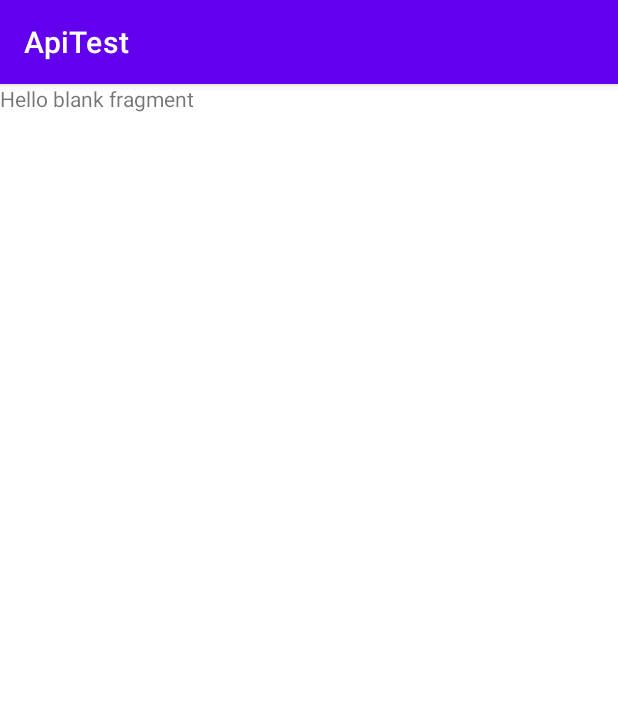
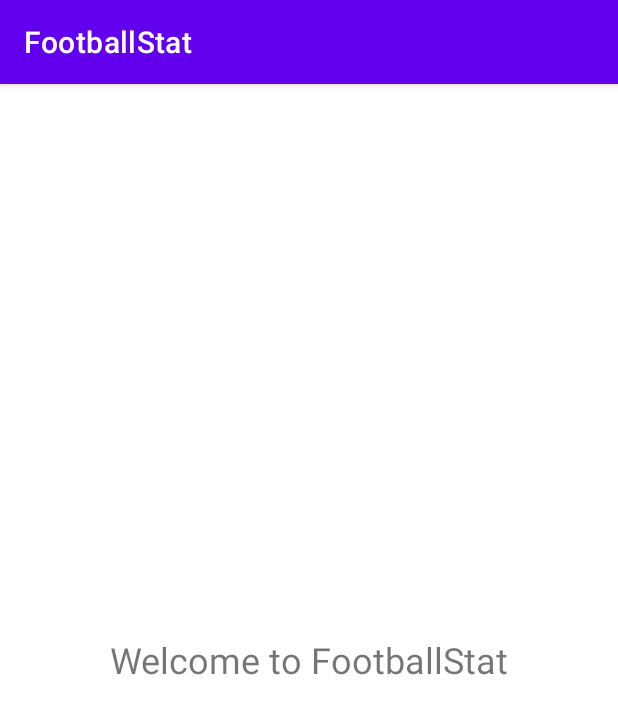
Before and after one commit to Mikhail-Bogdanov/FootballApiTest, an Android app: the fragment SplashFragment shown on its own in the app's theme, on a phone screen of 412 x 824 dp. Shown: the top 714 px of the screen. Run offline under Robolectric (Android 15) with nearby library versions, the phone set to English and light mode, and no system bars; our stand-ins replace Dagger/Hilt's generated code; 1 statement that could not run was skipped.

Commit message:
micro changes

```diff
--- a/app/src/main/res/layout/fragment_splash.xml
+++ b/app/src/main/res/layout/fragment_splash.xml
@@ -5,10 +5,13 @@
     android:layout_height="match_parent"
     tools:context=".presentation.SplashFragment">
 
-    <!-- TODO: Update blank fragment layout -->
     <TextView
-        android:layout_width="match_parent"
-        android:layout_height="match_parent"
-        android:text="@string/hello_blank_fragment" />
+        android:layout_width="wrap_content"
+        android:layout_height="wrap_content"
+        android:layout_gravity="center"
+        android:textSize="24sp"
+        android:text="Welcome to FootballStat"/>
+
+    <!--TODO ANIMATE-->
 
 </FrameLayout>
--- a/app/src/main/res/values/strings.xml
+++ b/app/src/main/res/values/strings.xml
@@ -1,5 +1,3 @@
 <resources>
-    <string name="app_name">ApiTest</string>
-    <!-- TODO: Remove or change this placeholder text -->
-    <string name="hello_blank_fragment">Hello blank fragment</string>
+    <string name="app_name">FootballStat</string>
 </resources>
```
Also changed, not shown: app/src/main/java/com/example/apitest/domain/viewModels/MainViewModel.kt (+8 -1 lines), app/src/main/java/com/example/apitest/domain/viewModels/SplashViewModel.kt (+8 -1 lines), app/src/main/java/com/example/apitest/domain/viewModels/WebviewViewModel.kt (+8 -1 lines).
